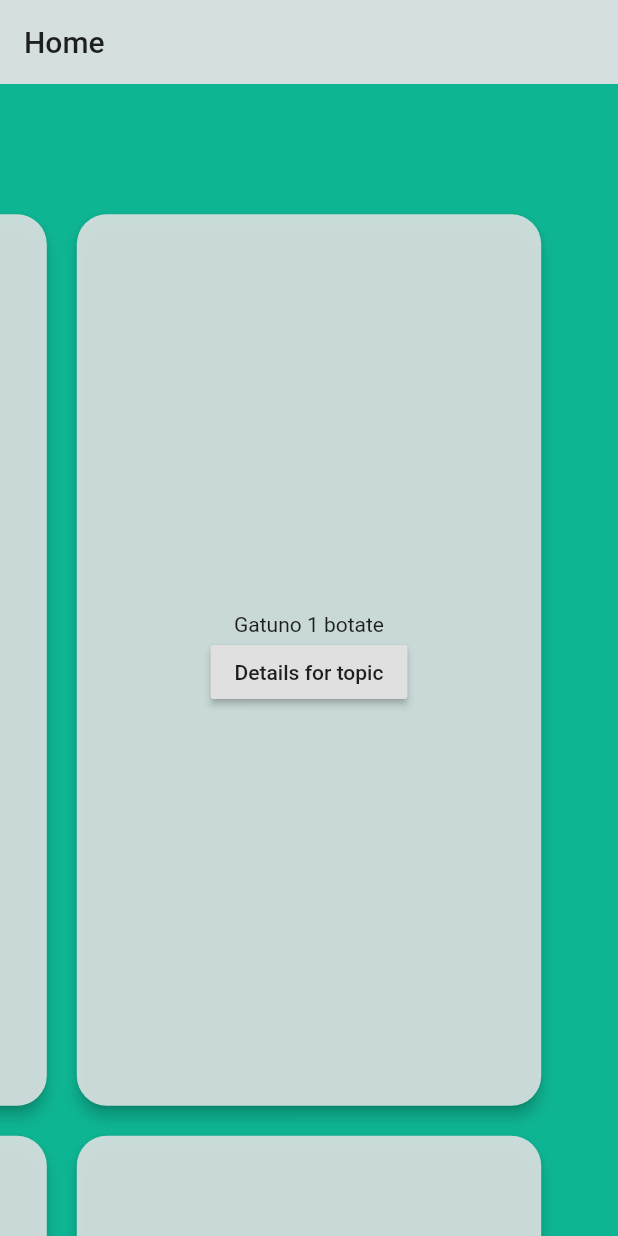
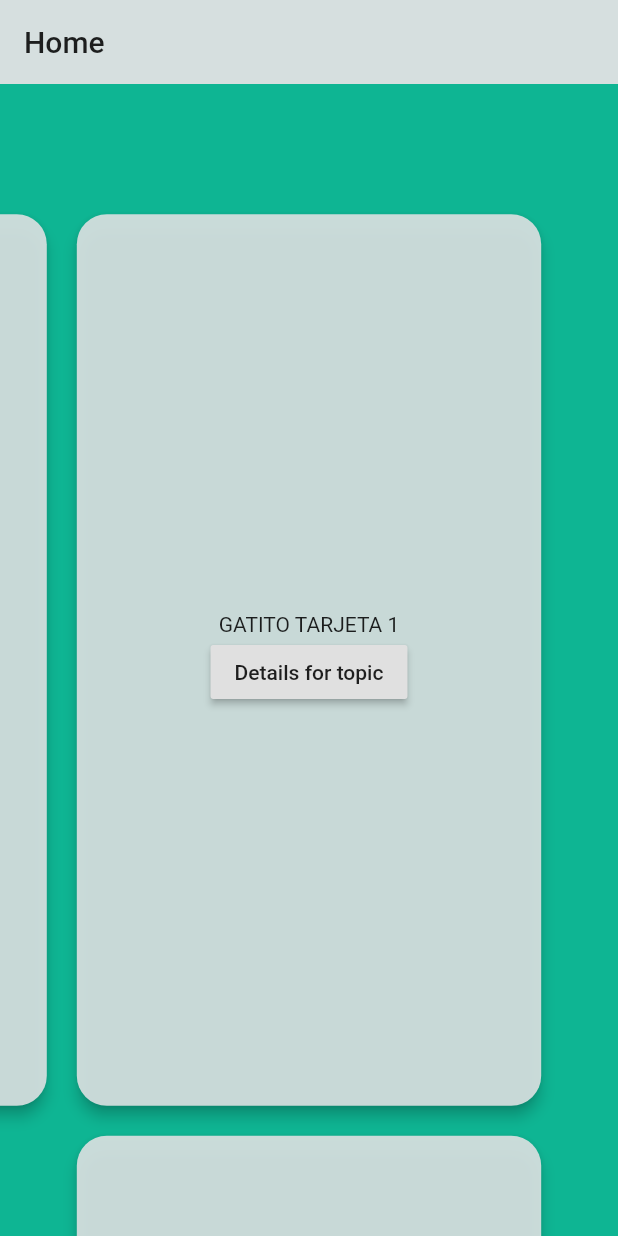
Before and after one commit to Braitt/flutter_report, a Flutter app: the screen it shows after launch, on a phone screen of 412 x 824 dp. Run offline on Flutter 3.47's test engine with Material 2 defaults, Android fonts, the light colour scheme and no system bars; missing offline and left inert: vertical_tabs.

Commit message:
Added json support

```diff
--- a/reports_app/assets/content/home.json
+++ b/reports_app/assets/content/home.json
@@ -2,14 +2,13 @@
   [
     {
       "text": "GATITO TARJETA 1"
-    },
-    {
-      "image": "/assets/guao.jpg"
+    },{
+      "text": "GATITO TARJETA 1"
     }
   ],
   [
     {
       "text": "GATITO TARJETA 2"
     }
+]
   ]
-]
--- a/reports_app/lib/main.dart
+++ b/reports_app/lib/main.dart
@@ -1,4 +1,5 @@
 import 'package:flutter/material.dart';
+
 import './views/home.dart';
 
 void main() => runApp(MyApp());
--- /dev/null
+++ b/reports_app/lib/utils/json_parser.dart
@@ -0,0 +1,20 @@
+import 'dart:convert';
+
+List<List<Map<String, String>>> parseJson(String data) {
+  final List<dynamic> jsonResult = json.decode(data);
+
+  List<List<Map<String, String>>> jsonTmp = [];
+  for (List<dynamic> val in jsonResult) {
+    // horizontal page view list of content
+    List<Map<String, String>> parsedVal = [];
+
+    for (Map<String, dynamic> innerVal in val) {
+      // vertical page views list of content
+      Map<String, String> parsedInnerVal = innerVal.cast<String, String>();
+      parsedVal.add(parsedInnerVal);
+    }
+
+    jsonTmp.add(parsedVal);
+  }
+  return jsonTmp;
+}
--- a/reports_app/lib/views/home.dart
+++ b/reports_app/lib/views/home.dart
@@ -1,5 +1,6 @@
 import 'package:flutter/material.dart';
-import '../widgets/text_content_card.dart';
+
+import '../utils/json_parser.dart';
 import '../widgets/vertical_page_view.dart';
 
 class HomeView extends StatefulWidget {
@@ -9,21 +10,8 @@ class HomeView extends StatefulWidget {
 
 class _HomeViewState extends State<HomeView> {
   double _horizontalViewPortionFraction = 0.8;
-  double _verticalViewPortFraction = 0.8;
 
-  final List<List<Map<String, String>>> jason = [
-    [
-      {'text': 'Gatuno 1 botate'},
-      {'text': 'Gatuno 2 botate'}
-    ],
-    [
-      {'text': 'Gatuno 3 botate'},
-      {'text': 'Gatuno 4 botate'}
-    ],
-    [
-      {'text': 'Gatuno 5 botate'}
-    ]
-  ];
+  List<List<Map<String, String>>> _parsedJson;
 
   PageController _horizontalPageController;
 
@@ -37,6 +25,13 @@ class _HomeViewState extends State<HomeView> {
     _horizontalPageController = PageController(
         initialPage: _currentHorizontalPage,
         viewportFraction: _horizontalViewPortionFraction);
+    DefaultAssetBundle.of(context)
+        .loadString('assets/content/home.json')
+        .then((data) {
+      setState(() {
+        _parsedJson = parseJson(data);
+      });
+    });
   }
 
   @override
@@ -66,9 +61,11 @@ class _HomeViewState extends State<HomeView> {
           _currentHorizontalPage = page;
         },
         reverse: true,
-        children: jason.map((verticalContent) {
-          return VerticalPageView(texts: verticalContent);
-        }).toList(),
+        children: _parsedJson == null
+            ? [Text('')]
+            : _parsedJson.map((verticalContent) {
+                return VerticalPageView(texts: verticalContent);
+              }).toList(),
       ),
     );
   }
--- a/reports_app/lib/widgets/text_content_card.dart
+++ b/reports_app/lib/widgets/text_content_card.dart
@@ -1,11 +1,26 @@
 import 'package:flutter/material.dart';
+
 import '../views/topics.dart';
-import '../views/reports.dart';
 
 class TextContentCard extends StatelessWidget {
   final String text;
+  final String image;
 
-  TextContentCard({@required this.text});
+  TextContentCard({this.text, this.image});
+
+  factory TextContentCard.fromJson(Map<String, dynamic> parsedJson) {
+    if (parsedJson.containsKey('text') && parsedJson.containsKey('image')) {
+      return TextContentCard(
+          text: parsedJson['text'], image: parsedJson['image']);
+    } else if (parsedJson.containsKey('text')) {
+      return TextContentCard(text: parsedJson['text']);
+    } else if (parsedJson.containsKey('image')) {
+      return TextContentCard(text: parsedJson['image']);
+    } else {
+      // This should throw an exception in runtime
+      return null;
+    }
+  }
 
   @override
   Widget build(BuildContext context) {
--- a/reports_app/lib/widgets/vertical_page_view.dart
+++ b/reports_app/lib/widgets/vertical_page_view.dart
@@ -1,4 +1,5 @@
 import 'package:flutter/material.dart';
+
 import './text_content_card.dart';
 
 class VerticalPageView extends StatefulWidget {
@@ -35,9 +36,9 @@ class _VerticalPageViewState extends State<VerticalPageView> {
         onPageChanged: (pageIndex) {
           _currentVerticalPage = pageIndex;
         },
-        children: widget.texts.map((cardContent) {
+        children: widget.texts.map((Map<String, dynamic> cardContent) {
           if (cardContent.containsKey('text')) {
-            return TextContentCard(text: cardContent['text']);
+            return TextContentCard.fromJson(cardContent);
           }
         }).toList());
   }
```
Lines whose indentation alone changed are shown as unchanged.
